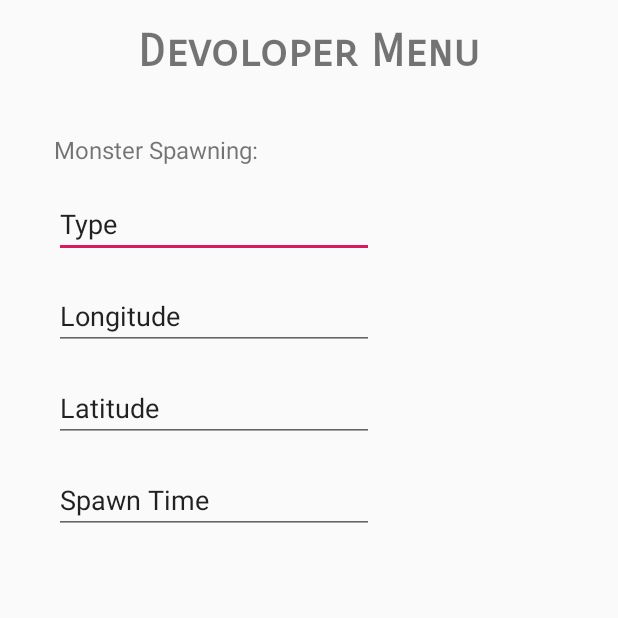
After one commit to Darkonis/Cycond_Life, an Android app: the dev_menu screen opened directly, with no data from a screen before it, on a phone screen of 412 x 824 dp, the top half of it. The commit adds this screen. Run offline under Robolectric (Android 15) with nearby library versions, the phone set to English and light mode, and no system bars.

Commit message:
Added a page for the dev menu with text boxes for monster spawning

```diff
--- a/Frontend/app/src/main/AndroidManifest.xml
+++ b/Frontend/app/src/main/AndroidManifest.xml
@@ -17,13 +17,17 @@
         android:theme="@style/AppTheme"
         tools:ignore="GoogleAppIndexingWarning">
         <activity
+            android:name=".dev_menu"
+            android:label="@string/title_activity_dev_menu"
+            android:theme="@style/AppTheme.NoActionBar"></activity>
+        <activity
             android:name=".menu"
             android:label="@string/title_activity_menu"
             android:theme="@style/AppTheme.NoActionBar">
             <intent-filter>
-                 <action android:name="android.intent.action.MAIN" />
+                <action android:name="android.intent.action.MAIN" />
 
-                 <category android:name="android.intent.category.LAUNCHER"/>
+                <category android:name="android.intent.category.LAUNCHER" />
             </intent-filter>
         </activity>
 
@@ -44,8 +48,7 @@
 
         <activity
             android:name=".MapsActivity"
-            android:label="@string/title_activity_maps">
-        </activity>
+            android:label="@string/title_activity_maps"></activity>
     </application>
 
 </manifest>
--- /dev/null
+++ b/Frontend/app/src/main/java/com/example/cycondlife/dev_menu.java
@@ -0,0 +1,17 @@
+package com.example.cycondlife;
+
+import android.os.Bundle;
+import android.support.v7.app.AppCompatActivity;
+import android.view.View;
+
+public class dev_menu extends AppCompatActivity {
+
+    @Override
+    protected void onCreate(Bundle savedInstanceState) {
+        super.onCreate(savedInstanceState);
+        setContentView(R.layout.activity_dev_menu);
+
+
+    }
+
+}
--- a/Frontend/app/src/main/java/com/example/cycondlife/menu.java
+++ b/Frontend/app/src/main/java/com/example/cycondlife/menu.java
@@ -33,7 +33,14 @@ public class menu extends AppCompatActivity {
             }
         });
 
-
+        dev_menu.setOnClickListener(new View.OnClickListener() {
+            @Override
+            public void onClick(View v) {
+                Log.i("Cycond Life", "Attempt to open dev menu");
+                Intent openDevMenu = new Intent(menu.this, dev_menu.class);
+                startActivity(openDevMenu);
+            }
+        });
 
 
     }
--- /dev/null
+++ b/Frontend/app/src/main/res/layout/activity_dev_menu.xml
@@ -0,0 +1,97 @@
+<?xml version="1.0" encoding="utf-8"?>
+<android.support.constraint.ConstraintLayout xmlns:android="http://schemas.android.com/apk/res/android"
+    xmlns:app="http://schemas.android.com/apk/res-auto"
+    xmlns:tools="http://schemas.android.com/tools"
+    android:layout_width="match_parent"
+    android:layout_height="match_parent"
+    tools:context=".dev_menu">
+
+
+    <include
+        android:id="@+id/include"
+        layout="@layout/content_dev_menu"
+        android:layout_marginTop="16dp"
+        app:layout_constraintEnd_toEndOf="parent"
+        app:layout_constraintStart_toStartOf="parent"
+        app:layout_constraintTop_toTopOf="parent" />
+
+    <TextView
+        android:id="@+id/textView2"
+        android:layout_width="wrap_content"
+        android:layout_height="wrap_content"
+        android:layout_marginTop="16dp"
+        android:text="Devoloper Menu"
+        android:textAllCaps="false"
+        android:textSize="30dp"
+        android:textStyle="bold"
+        android:typeface="monospace"
+        app:fontFamily="sans-serif-smallcaps"
+        app:layout_constraintEnd_toEndOf="parent"
+        app:layout_constraintStart_toStartOf="parent"
+        app:layout_constraintTop_toTopOf="parent" />
+
+    <TextView
+        android:id="@+id/textView3"
+        android:layout_width="wrap_content"
+        android:layout_height="wrap_content"
+        android:layout_marginStart="36dp"
+        android:layout_marginLeft="36dp"
+        android:layout_marginTop="36dp"
+        android:text="Monster Spawning:"
+        android:textSize="16dp"
+        app:layout_constraintStart_toStartOf="parent"
+        app:layout_constraintTop_toBottomOf="@+id/textView2" />
+
+    <EditText
+        android:id="@+id/MonstorType"
+        android:layout_width="wrap_content"
+        android:layout_height="wrap_content"
+        android:layout_marginStart="36dp"
+        android:layout_marginLeft="36dp"
+        android:layout_marginTop="16dp"
+        android:ems="10"
+        android:inputType="textPersonName"
+        android:text="Type"
+        app:layout_constraintStart_toStartOf="parent"
+        app:layout_constraintTop_toBottomOf="@+id/textView3" />
+
+    <EditText
+        android:id="@+id/MonsterLong"
+        android:layout_width="wrap_content"
+        android:layout_height="wrap_content"
+        android:layout_marginStart="36dp"
+        android:layout_marginLeft="36dp"
+        android:layout_marginTop="16dp"
+        android:ems="10"
+        android:inputType="textPersonName"
+        android:text="Longitude"
+        app:layout_constraintStart_toStartOf="parent"
+        app:layout_constraintTop_toBottomOf="@+id/MonstorType" />
+
+    <EditText
+        android:id="@+id/MonsterLat"
+        android:layout_width="wrap_content"
+        android:layout_height="wrap_content"
+        android:layout_marginStart="36dp"
+        android:layout_marginLeft="36dp"
+        android:layout_marginTop="16dp"
+        android:ems="10"
+        android:inputType="textPersonName"
+        android:text="Latitude"
+        app:layout_constraintStart_toStartOf="parent"
+        app:layout_constraintTop_toBottomOf="@+id/MonsterLong" />
+
+    <EditText
+        android:id="@+id/MonsterTime"
+        android:layout_width="wrap_content"
+        android:layout_height="wrap_content"
+        android:layout_marginStart="36dp"
+        android:layout_marginLeft="36dp"
+        android:layout_marginTop="16dp"
+        android:ems="10"
+        android:inputType="textPersonName"
+        android:text="Spawn Time"
+        app:layout_constraintStart_toStartOf="parent"
+        app:layout_constraintTop_toBottomOf="@+id/MonsterLat" />
+
+</android.support.constraint.ConstraintLayout>
--- /dev/null
+++ b/Frontend/app/src/main/res/layout/content_dev_menu.xml
@@ -0,0 +1,11 @@
+<?xml version="1.0" encoding="utf-8"?>
+<android.support.constraint.ConstraintLayout xmlns:android="http://schemas.android.com/apk/res/android"
+    xmlns:app="http://schemas.android.com/apk/res-auto"
+    xmlns:tools="http://schemas.android.com/tools"
+    android:layout_width="match_parent"
+    android:layout_height="match_parent"
+    app:layout_behavior="@string/appbar_scrolling_view_behavior"
+    tools:context=".dev_menu"
+    tools:showIn="@layout/activity_dev_menu">
+
+</android.support.constraint.ConstraintLayout>
--- a/Frontend/app/src/main/res/values/strings.xml
+++ b/Frontend/app/src/main/res/values/strings.xml
@@ -3,4 +3,5 @@
     <string name="title_activity_maps">Map</string>
     <string name="title_activity_main_menu">main_menu</string>
     <string name="title_activity_menu">menu</string>
+    <string name="title_activity_dev_menu">dev_menu</string>
 </resources>
```
